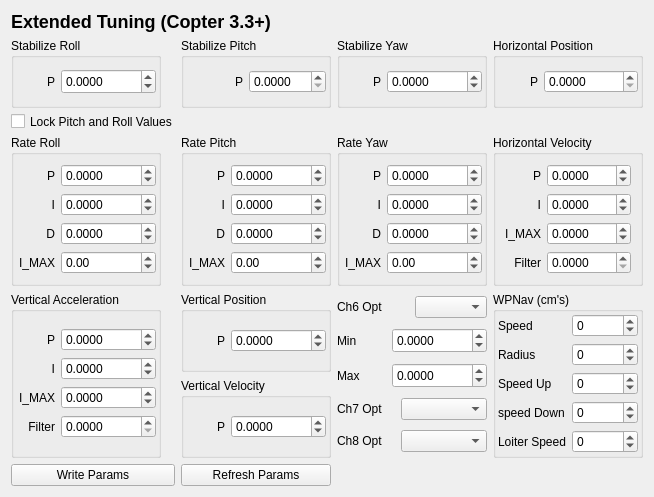
The window that src/ui/configuration/CopterPidConfig.ui (ArduPilot/apm_planner) describes before a commit, drawn with Qt 5.
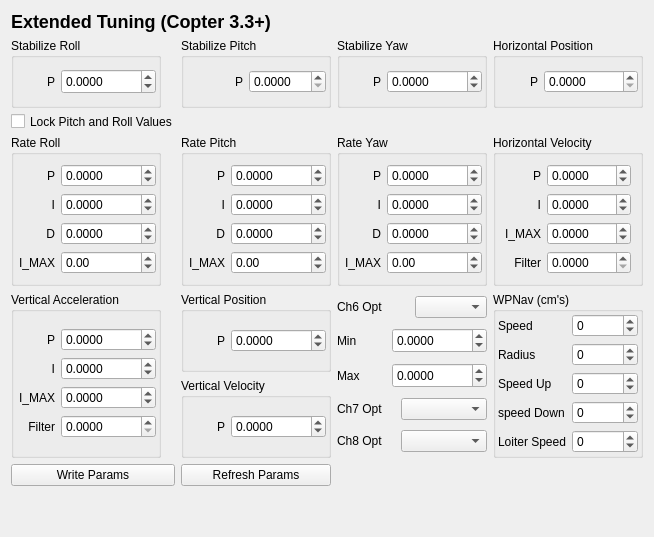
The same window after the commit.

Commit message: Extended Tuning: Update Copter 3.3 PID Layout issue

Diff of the .ui file:
```diff
--- a/src/ui/configuration/CopterPidConfig.ui
+++ b/src/ui/configuration/CopterPidConfig.ui
@@ -7,7 +7,7 @@
     <x>0</x>
     <y>0</y>
     <width>654</width>
-    <height>459</height>
+    <height>537</height>
    </rect>
   </property>
   <property name="sizePolicy">
@@ -1646,6 +1646,19 @@
      </item>
     </layout>
    </item>
+   <item>
+    <spacer name="verticalSpacer">
+     <property name="orientation">
+      <enum>Qt::Vertical</enum>
+     </property>
+     <property name="sizeHint" stdset="0">
+      <size>
+       <width>20</width>
+       <height>40</height>
+      </size>
+     </property>
+    </spacer>
+   </item>
   </layout>
  </widget>
  <resources/>
```
